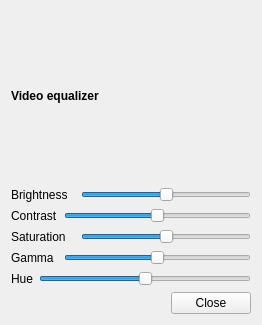
Qt form boris/video_equalizer.ui (olivierfriard/BORIS) before a commit.
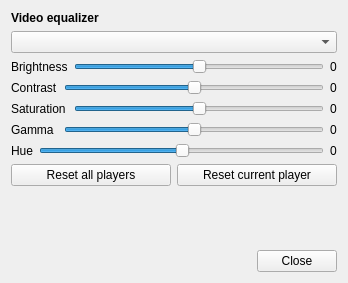
The same form after that commit.

Commit message: implemented video equalizer

Diff of the .ui file:
```diff
--- a/boris/video_equalizer.ui
+++ b/boris/video_equalizer.ui
@@ -6,18 +6,22 @@
    <rect>
     <x>0</x>
     <y>0</y>
-    <width>262</width>
-    <height>325</height>
+    <width>348</width>
+    <height>283</height>
    </rect>
   </property>
   <property name="windowTitle">
    <string>Edit event</string>
   </property>
-  <layout class="QVBoxLayout" name="verticalLayout_2">
-   <item>
     <layout class="QVBoxLayout" name="verticalLayout">
      <item>
       <widget class="QLabel" name="label_6">
+     <property name="sizePolicy">
+      <sizepolicy hsizetype="Preferred" vsizetype="Fixed">
+       <horstretch>0</horstretch>
+       <verstretch>0</verstretch>
+      </sizepolicy>
+     </property>
        <property name="font">
         <font>
          <weight>75</weight>
@@ -29,17 +33,20 @@
        </property>
       </widget>
      </item>
+   <item>
+    <widget class="QComboBox" name="cb_player"/>
+   </item>
      <item>
       <layout class="QGridLayout" name="gridLayout">
-       <item row="0" column="0" colspan="3">
-        <widget class="QLabel" name="label">
+     <item row="4" column="0">
+      <widget class="QLabel" name="label_5">
          <property name="text">
-          <string>Brightness</string>
+        <string>Hue</string>
          </property>
         </widget>
        </item>
-       <item row="0" column="3">
-        <widget class="QSlider" name="hs_brightness">
+     <item row="1" column="2" colspan="2">
+      <widget class="QSlider" name="hs_contrast">
          <property name="minimum">
           <number>-100</number>
          </property>
@@ -58,26 +65,6 @@
          </property>
         </widget>
        </item>
-       <item row="1" column="2" colspan="2">
-        <widget class="QSlider" name="hs_contrast">
-         <property name="minimum">
-          <number>-100</number>
-         </property>
-         <property name="value">
-          <number>0</number>
-         </property>
-         <property name="orientation">
-          <enum>Qt::Horizontal</enum>
-         </property>
-        </widget>
-       </item>
-       <item row="2" column="0" colspan="3">
-        <widget class="QLabel" name="label_3">
-         <property name="text">
-          <string>Saturation</string>
-         </property>
-        </widget>
-       </item>
        <item row="2" column="3">
         <widget class="QSlider" name="hs_saturation">
          <property name="minimum">
@@ -98,6 +85,33 @@
          </property>
         </widget>
        </item>
+     <item row="2" column="0" colspan="3">
+      <widget class="QLabel" name="label_3">
+       <property name="text">
+        <string>Saturation</string>
+       </property>
+      </widget>
+     </item>
+     <item row="0" column="0" colspan="3">
+      <widget class="QLabel" name="label">
+       <property name="text">
+        <string>Brightness</string>
+       </property>
+      </widget>
+     </item>
+     <item row="0" column="3">
+      <widget class="QSlider" name="hs_brightness">
+       <property name="minimum">
+        <number>-100</number>
+       </property>
+       <property name="value">
+        <number>0</number>
+       </property>
+       <property name="orientation">
+        <enum>Qt::Horizontal</enum>
+       </property>
+      </widget>
+     </item>
        <item row="3" column="2" colspan="2">
         <widget class="QSlider" name="hs_gamma">
          <property name="minimum">
@@ -111,13 +125,6 @@
          </property>
         </widget>
        </item>
-       <item row="4" column="0">
-        <widget class="QLabel" name="label_5">
-         <property name="text">
-          <string>Hue</string>
-         </property>
-        </widget>
-       </item>
        <item row="4" column="1" colspan="3">
         <widget class="QSlider" name="hs_hue">
          <property name="minimum">
@@ -131,8 +138,74 @@
          </property>
         </widget>
        </item>
-      </layout>
-     </item>
+     <item row="0" column="4">
+      <widget class="QLabel" name="lb_brightness">
+       <property name="text">
+        <string>0</string>
+       </property>
+      </widget>
+     </item>
+     <item row="1" column="4">
+      <widget class="QLabel" name="lb_contrast">
+       <property name="text">
+        <string>0</string>
+       </property>
+      </widget>
+     </item>
+     <item row="2" column="4">
+      <widget class="QLabel" name="lb_saturation">
+       <property name="text">
+        <string>0</string>
+       </property>
+      </widget>
+     </item>
+     <item row="3" column="4">
+      <widget class="QLabel" name="lb_gamma">
+       <property name="text">
+        <string>0</string>
+       </property>
+      </widget>
+     </item>
+     <item row="4" column="4">
+      <widget class="QLabel" name="lb_hue">
+       <property name="text">
+        <string>0</string>
+       </property>
+      </widget>
+     </item>
+    </layout>
+   </item>
+   <item>
+    <layout class="QHBoxLayout" name="horizontalLayout_2">
+     <item>
+      <widget class="QPushButton" name="pb_reset_all">
+       <property name="text">
+        <string>Reset all players</string>
+       </property>
+      </widget>
+     </item>
+     <item>
+      <widget class="QPushButton" name="pb_reset">
+       <property name="text">
+        <string>Reset current player</string>
+       </property>
+      </widget>
+     </item>
+    </layout>
+   </item>
+   <item>
+    <spacer name="verticalSpacer">
+     <property name="orientation">
+      <enum>Qt::Vertical</enum>
+     </property>
+     <property name="sizeHint" stdset="0">
+      <size>
+       <width>20</width>
+       <height>40</height>
+      </size>
+     </property>
+    </spacer>
+   </item>
      <item>
       <layout class="QHBoxLayout" name="horizontalLayout">
        <item>
@@ -154,8 +227,6 @@
           <string>Close</string>
          </property>
         </widget>
-       </item>
-      </layout>
      </item>
     </layout>
    </item>
```
Lines whose indentation alone changed are shown as unchanged. The commit also changes 3 other files.
